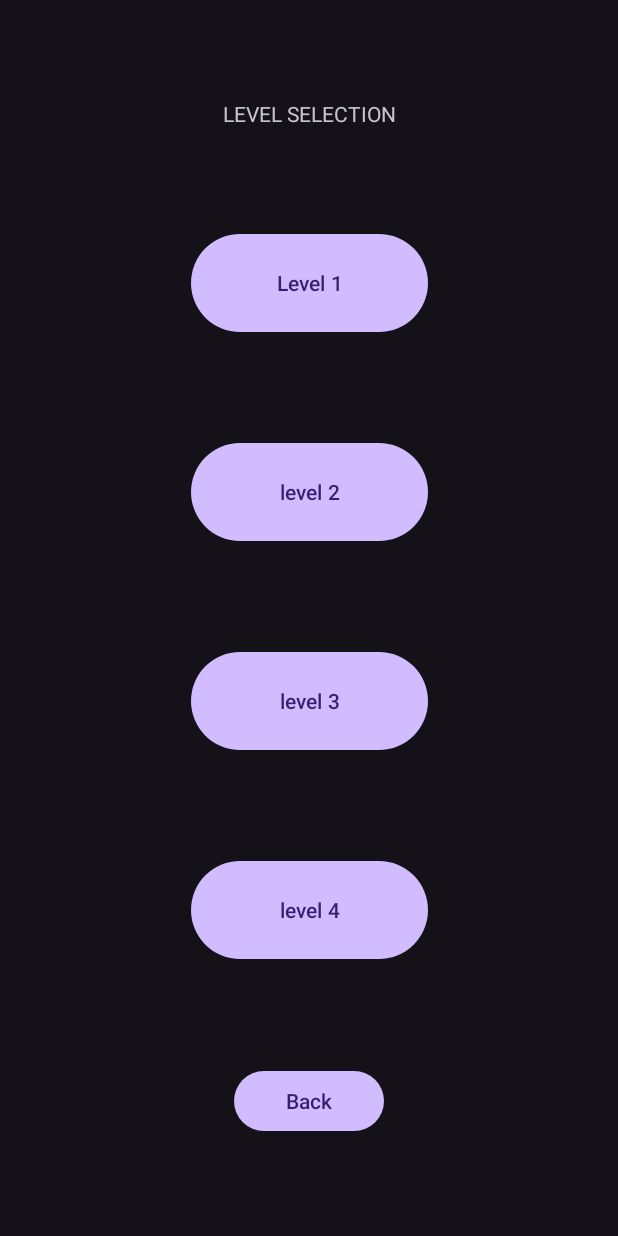
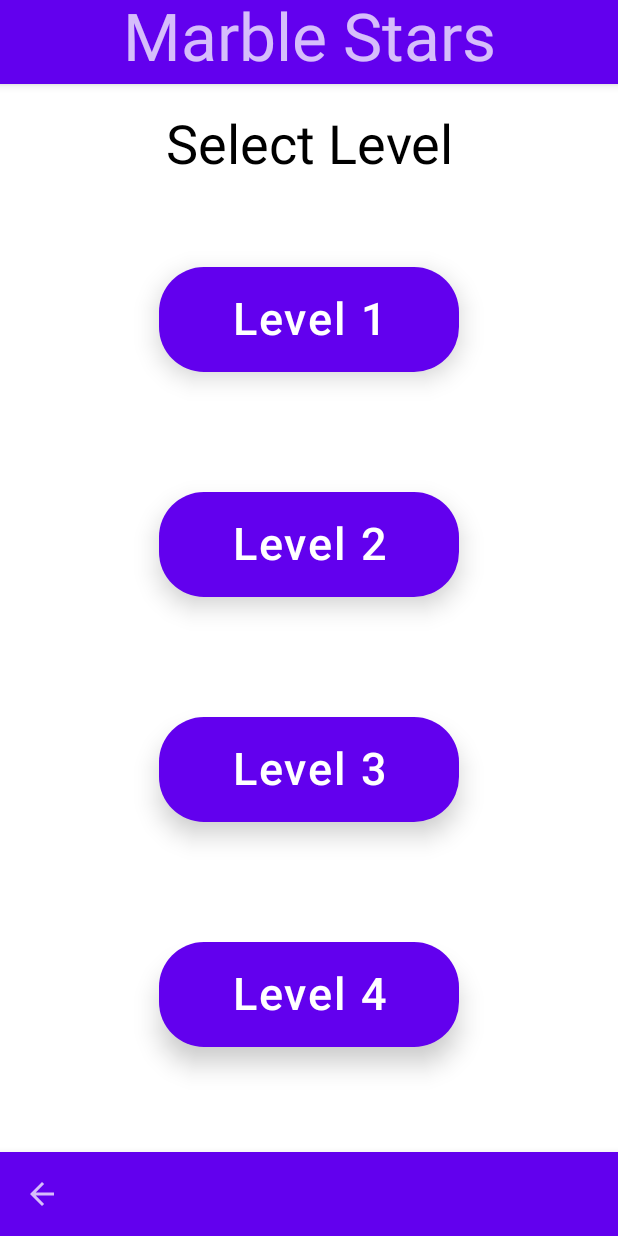
Before and after one commit to PunicGames/Marble-Stars, an Android app built with Jetpack Compose: the screen it shows after launch (LevelSelectionActivity before the commit, ComposeLevelSelectionActivity after it), after a tap on "PLAY", on a phone screen of 412 x 824 dp. Run offline under Robolectric (Android 15) with nearby library versions, the phone set to English and light mode, and no system bars.

Commit message:
ComposeLevelSelection
Menu de seleccion usando jetpack compose

```diff
--- a/app/src/main/AndroidManifest.xml
+++ b/app/src/main/AndroidManifest.xml
@@ -58,16 +58,16 @@
                 android:value="" />
         </activity>
         <activity
-            android:name=".Level_2_Activity"
-            android:configChanges="orientation"
+            android:name=".ComposeLevelSelectionActivity"
             android:exported="false"
-            android:screenOrientation="portrait">
+            android:label="ComposeLevelSelectionActivity"
+            android:theme="@style/Theme.FlappyPhone">
             <meta-data
                 android:name="android.app.lib_name"
                 android:value="" />
         </activity>
         <activity
-            android:name=".Level_3_Activity"
+            android:name=".Level_2_Activity"
             android:configChanges="orientation"
             android:exported="false"
             android:screenOrientation="portrait">
--- /dev/null
+++ b/app/src/main/java/com/PunicGames/flappyphone/ComposeLevelSelectionActivity.kt
@@ -0,0 +1,219 @@
+package com.PunicGames.flappyphone
+
+import android.content.Intent
+import android.os.Bundle
+import androidx.activity.ComponentActivity
+import androidx.activity.compose.setContent
+import androidx.compose.foundation.layout.*
+import androidx.compose.foundation.lazy.LazyColumn
+import androidx.compose.foundation.shape.RoundedCornerShape
+import androidx.compose.material.*
+import androidx.compose.runtime.Composable
+import androidx.compose.ui.Alignment
+import androidx.compose.ui.Modifier
+import androidx.compose.ui.graphics.Color
+import androidx.compose.ui.platform.LocalContext
+import androidx.compose.ui.res.painterResource
+import androidx.compose.ui.text.style.TextAlign
+import androidx.compose.ui.tooling.preview.Preview
+import androidx.compose.ui.unit.dp
+import androidx.compose.ui.unit.sp
+import com.PunicGames.flappyphone.ui.theme.FlappyPhoneTheme
+import java.time.format.TextStyle
+
+class ComposeLevelSelectionActivity : ComponentActivity() {
+    override fun onCreate(savedInstanceState: Bundle?) {
+        super.onCreate(savedInstanceState)
+        setContent {
+            LevelSelectionViewContainer()
+        }
+    }
+}
+
+@Preview
+@Composable
+fun LevelSelectionViewContainer(){
+    Scaffold(
+        topBar = { LevelSelectionTopBar()},
+        content = { LevelSelectionContent()},
+        bottomBar = { LevelSelectionBottomBar()}
+    )
+}
+
+@Composable
+fun LevelSelectionTopBar(){
+    TopAppBar{
+
+        Row(
+            horizontalArrangement = Arrangement.SpaceBetween,
+            modifier = Modifier
+                .fillMaxSize()
+
+        ) {
+
+            Text(
+                text = "Marble Stars",
+
+                textAlign = TextAlign.Center,
+                modifier = Modifier
+                    .fillMaxWidth()
+                    .weight(1f),
+                fontSize = 44.sp
+            )
+
+        }
+
+    }
+
+}
+
+@Composable
+fun LevelSelectionBottomBar(){
+
+    val mContext = LocalContext.current
+
+    BottomAppBar() {
+        IconButton(onClick = {
+            mContext.startActivity(Intent(mContext, MainMenuActivity::class.java))
+        }) {
+            Icon(
+                painter= painterResource(id = R.drawable.ic_baseline_arrow_back_24) ,
+                contentDescription = "Volver atrás")
+        }
+    }
+}
+
+@Composable
+fun Level1Button(){
+
+    val mContext = LocalContext.current
+
+    Button(
+        modifier = Modifier
+            .padding(vertical = 40.dp)
+            .height(70.dp)
+            .width(200.dp),
+        shape = RoundedCornerShape(30.dp),
+        elevation = ButtonDefaults.elevation(
+            defaultElevation = 10.dp,
+            pressedElevation = 15.dp,
+            disabledElevation = 0.dp
+        ),
+        onClick = { mContext.startActivity(Intent(mContext, Level_1_Activity::class.java)) }
+    ) {
+        Text(
+            text = "Level 1",
+            fontSize = 30.sp,
+            textAlign = TextAlign.Center
+        )
+    }
+}
+
+@Composable
+fun Level2Button(){
+
+    val mContext = LocalContext.current
+
+    Button(
+        modifier = Modifier
+            .padding(vertical = 40.dp)
+            .height(70.dp)
+            .width(200.dp),
+        shape = RoundedCornerShape(30.dp),
+        elevation = ButtonDefaults.elevation(
+            defaultElevation = 10.dp,
+            pressedElevation = 15.dp,
+            disabledElevation = 0.dp
+        ),
+        onClick = { mContext.startActivity(Intent(mContext, Level_2_Activity::class.java)) }
+    ) {
+        Text(
+            text = "Level 2",
+            fontSize = 30.sp,
+            textAlign = TextAlign.Center
+        )
+    }
+}
+
+@Composable
+fun Level3Button(){
+
+    val mContext = LocalContext.current
+
+    Button(
+        modifier = Modifier
+            .padding(vertical = 40.dp)
+            .height(70.dp)
+            .width(200.dp),
+        shape = RoundedCornerShape(30.dp),
+        elevation = ButtonDefaults.elevation(
+            defaultElevation = 10.dp,
+            pressedElevation = 15.dp,
+            disabledElevation = 0.dp
+        ),
+        onClick = { mContext.startActivity(Intent(mContext, Level_3_Activity::class.java)) }
+    ) {
+        Text(
+            text = "Level 3",
+            fontSize = 30.sp,
+            textAlign = TextAlign.Center
+        )
+    }
+}
+@Composable
+fun Level4Button(){
+
+    val mContext = LocalContext.current
+
+    Button(
+        modifier = Modifier
+            .padding(vertical = 40.dp)
+            .height(70.dp)
+            .width(200.dp),
+        shape = RoundedCornerShape(30.dp),
+        elevation = ButtonDefaults.elevation(
+            defaultElevation = 10.dp,
+            pressedElevation = 15.dp,
+            disabledElevation = 0.dp
+        ),
+        onClick = { mContext.startActivity(Intent(mContext, Level_4_Activity::class.java)) }
+    ) {
+        Text(
+            text = "Level 4",
+            fontSize = 30.sp,
+            textAlign = TextAlign.Center
+        )
+    }
+}
+
+@Composable
+fun LevelSelectionContent(){
+
+
+
+    Column(
+        horizontalAlignment = Alignment.CenterHorizontally,
+        modifier = Modifier
+            .fillMaxSize()
+    ) {
+        Text(
+            text = "Select Level",
+            textAlign = TextAlign.Center,
+            modifier = Modifier
+                .fillMaxWidth()
+                .padding(vertical = 20.dp),
+            fontSize = 36.sp
+        )
+
+        Level1Button()
+
+        Level2Button()
+
+        Level3Button()
+
+        Level4Button()
+
+    }
+
+
+}
--- a/app/src/main/java/com/PunicGames/flappyphone/MainMenuActivity.kt
+++ b/app/src/main/java/com/PunicGames/flappyphone/MainMenuActivity.kt
@@ -19,7 +19,7 @@ class MainMenuActivity : AppCompatActivity() {
         var btn : Button = findViewById(R.id.mainButton)
         var context = this
         btn.setOnClickListener {
-            val intent = Intent(context, LevelSelectionActivity::class.java)
+            val intent = Intent(context, ComposeLevelSelectionActivity::class.java)
             startActivity(intent)
             finish()
         }
```
